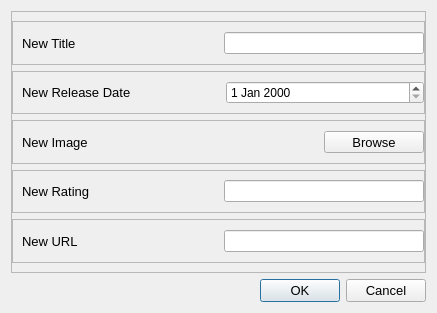
xbinh47/PTI_TungNam_DaiKhang, file ui/edit_dialog.ui: the form before one commit.
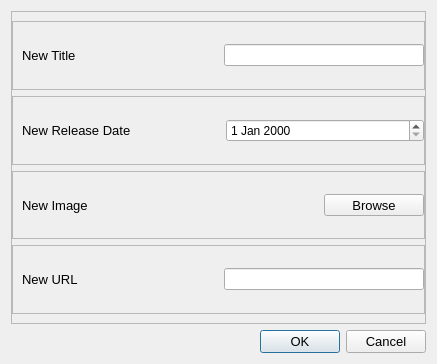
The form after the commit. Icons and pictures are not drawn.

```diff
--- a/ui/edit_dialog.ui
+++ b/ui/edit_dialog.ui
@@ -7,7 +7,7 @@
     <x>0</x>
     <y>0</y>
     <width>437</width>
-    <height>313</height>
+    <height>364</height>
    </rect>
   </property>
   <property name="windowTitle">
@@ -191,52 +191,6 @@
         </layout>
        </widget>
       </item>
-      <item>
-       <widget class="QFrame" name="ratingFrame">
-        <property name="frameShape">
-         <enum>QFrame::StyledPanel</enum>
-        </property>
-        <property name="frameShadow">
-         <enum>QFrame::Raised</enum>
-        </property>
-        <layout class="QHBoxLayout" name="horizontalLayout_4">
-         <property name="spacing">
-          <number>20</number>
-         </property>
-         <property name="rightMargin">
-          <number>0</number>
-         </property>
-         <item>
-          <widget class="QLabel" name="ratingLabel">
-           <property name="minimumSize">
-            <size>
-             <width>100</width>
-             <height>0</height>
-            </size>
-           </property>
-           <property name="font">
-            <font>
-             <pointsize>10</pointsize>
-            </font>
-           </property>
-           <property name="text">
-            <string>New Rating</string>
-           </property>
-          </widget>
-         </item>
-         <item>
-          <widget class="QLineEdit" name="ratingInput">
-           <property name="maximumSize">
-            <size>
-             <width>200</width>
-             <height>16777215</height>
-            </size>
-           </property>
-          </widget>
-         </item>
-        </layout>
-       </widget>
-      </item>
       <item>
        <widget class="QFrame" name="urlFrame">
         <property name="frameShape">
```
